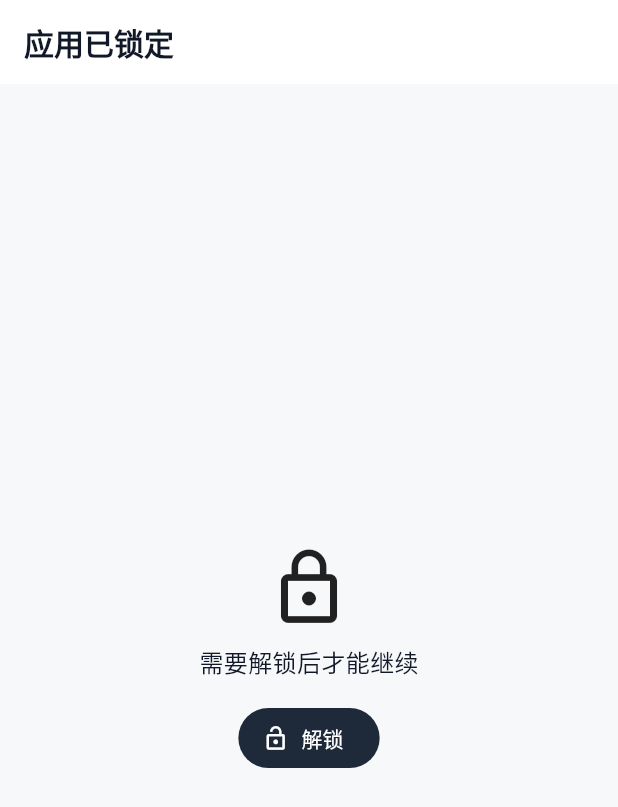
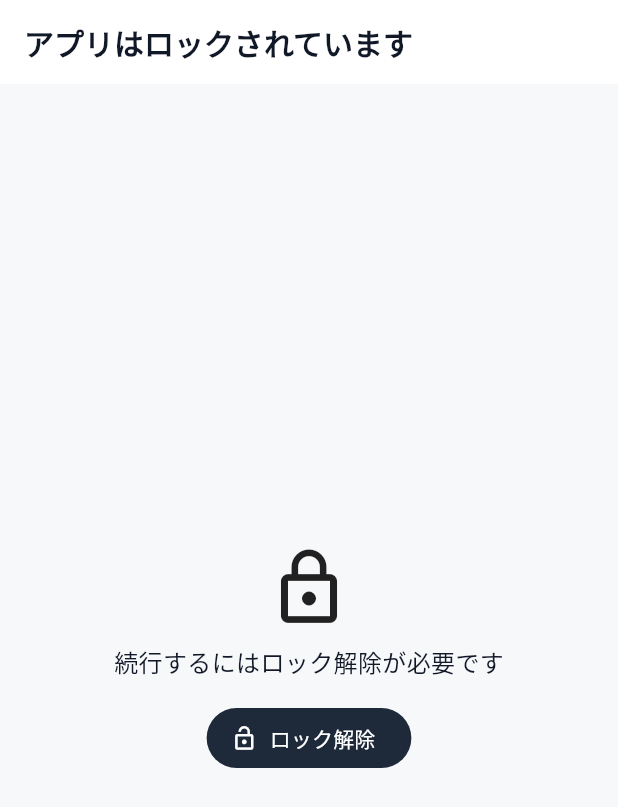
Before and after one commit to Azrael198202/LifeBox, a Flutter app: the LockPage screen opened by its route, on a phone screen of 412 x 824 dp. Shown: the top 807 px of the screen. Run offline on Flutter 3.47's test engine with Material 3 defaults, Android fonts, the phone set to English and light mode, and no system bars; our stand-ins replace device_info_plus, dio, flutter_riverpod, go_router, speech_to_text; missing offline and left inert: google_mlkit_text_recognition, photo_manager, photo_manager_image_provider; accounts and stored records are empty.

Commit message:
all translate

```diff
--- a/lifebox/lib/features/lock/ui/lock_page.dart
+++ b/lifebox/lib/features/lock/ui/lock_page.dart
@@ -1,6 +1,7 @@
 import 'package:flutter/material.dart';
 import 'package:flutter_riverpod/flutter_riverpod.dart';
 import 'package:go_router/go_router.dart';
+import 'package:lifebox/l10n/app_localizations.dart';
 
 import '../../../core/services/app_lock.dart';
 
@@ -12,8 +13,11 @@ class LockPage extends ConsumerWidget {
 
   @override
   Widget build(BuildContext context, WidgetRef ref) {
+
+    final l10n = AppLocalizations.of(context);
+
     return Scaffold(
-      appBar: AppBar(title: const Text('应用已锁定')),
+      appBar: AppBar(title: Text(l10n.lockPageTitle)),
       body: Center(
         child: Padding(
           padding: const EdgeInsets.all(16),
@@ -22,7 +26,7 @@ class LockPage extends ConsumerWidget {
             children: [
               const Icon(Icons.lock_outline, size: 56),
               const SizedBox(height: 10),
-              const Text('需要解锁后才能继续', style: TextStyle(fontSize: 16)),
+              Text(l10n.lockPageNeedUnlock, style: TextStyle(fontSize: 16)),
               const SizedBox(height: 16),
               FilledButton.icon(
                 onPressed: () async {
@@ -35,12 +39,12 @@ class LockPage extends ConsumerWidget {
                   context.push(target);
                 },
                 icon: const Icon(Icons.lock_open),
-                label: const Text('解锁'),
+                label: Text(l10n.unlock),
               ),
               if (from != null) ...[
                 const SizedBox(height: 12),
                 Text(
-                  '解锁后将返回：${Uri.decodeComponent(from!)}',
+                  l10n.unlockReturnTo(Uri.decodeComponent(from!)),
                   style: const TextStyle(fontSize: 12, color: Colors.grey),
                   textAlign: TextAlign.center,
                 ),
--- a/lifebox/lib/l10n/app_ja.arb
+++ b/lifebox/lib/l10n/app_ja.arb
@@ -210,5 +210,15 @@
     "placeholders": {
       "text": { "type": "String" }
     }
+  },
+
+    "lockPageTitle": "アプリはロックされています",
+  "lockPageNeedUnlock": "続行するにはロック解除が必要です",
+  "unlock": "ロック解除",
+  "unlockReturnTo": "ロック解除後に戻ります：{target}",
+  "@unlockReturnTo": {
+    "placeholders": {
+      "target": { "type": "String" }
+    }
   }
 }
--- a/lifebox/lib/l10n/app_localizations.dart
+++ b/lifebox/lib/l10n/app_localizations.dart
@@ -951,6 +951,30 @@ abstract class AppLocalizations {
   /// In ja, this message translates to:
   /// **'最近：{text}'**
   String speechBarRecentPrefix(String text);
+
+  /// No description provided for @lockPageTitle.
+  ///
+  /// In ja, this message translates to:
+  /// **'アプリはロックされています'**
+  String get lockPageTitle;
+
+  /// No description provided for @lockPageNeedUnlock.
+  ///
+  /// In ja, this message translates to:
+  /// **'続行するにはロック解除が必要です'**
+  String get lockPageNeedUnlock;
+
+  /// No description provided for @unlock.
+  ///
+  /// In ja, this message translates to:
+  /// **'ロック解除'**
+  String get unlock;
+
+  /// No description provided for @unlockReturnTo.
+  ///
+  /// In ja, this message translates to:
+  /// **'ロック解除後に戻ります：{target}'**
+  String unlockReturnTo(String target);
 }
 
 class _AppLocalizationsDelegate
--- a/lifebox/lib/l10n/app_localizations_ja.dart
+++ b/lifebox/lib/l10n/app_localizations_ja.dart
@@ -471,4 +471,18 @@ class AppLocalizationsJa extends AppLocalizations {
   String speechBarRecentPrefix(String text) {
     return '最近：$text';
   }
+
+  @override
+  String get lockPageTitle => 'アプリはロックされています';
+
+  @override
+  String get lockPageNeedUnlock => '続行するにはロック解除が必要です';
+
+  @override
+  String get unlock => 'ロック解除';
+
+  @override
+  String unlockReturnTo(String target) {
+    return 'ロック解除後に戻ります：$target';
+  }
 }
```
Also changed, not shown: lifebox/lib/l10n/app_en.arb (+10 -0 lines), lifebox/lib/l10n/app_localizations_en.dart (+14 -0 lines), lifebox/lib/l10n/app_localizations_zh.dart (+14 -0 lines), lifebox/lib/l10n/app_zh.arb (+10 -0 lines).
